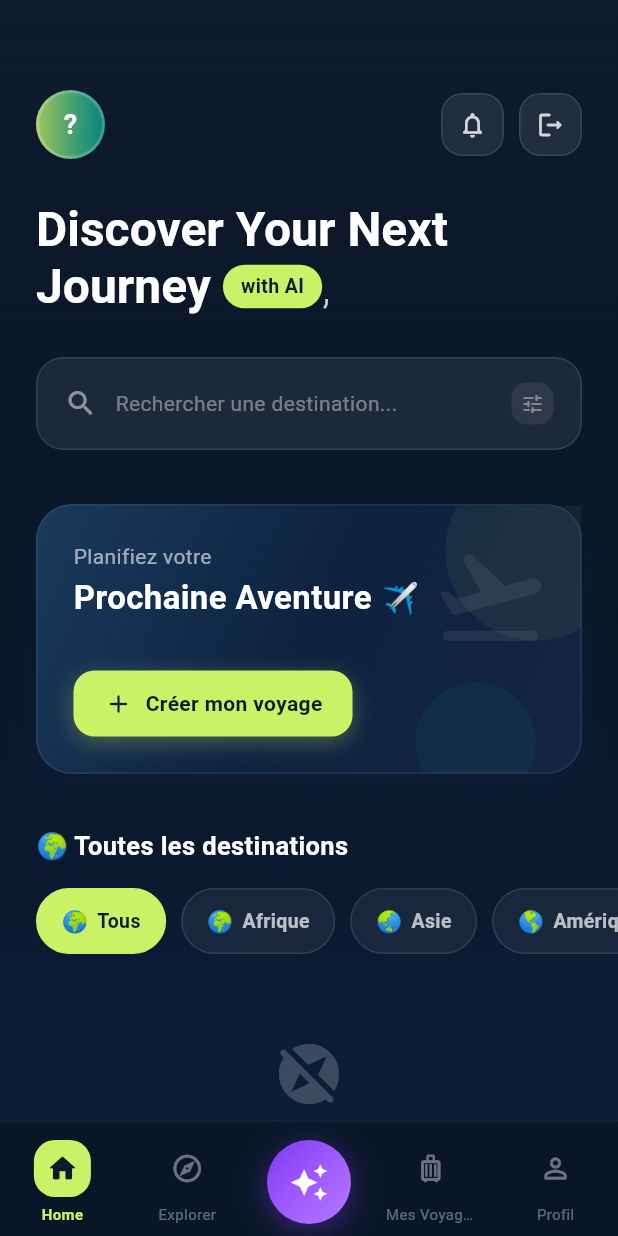
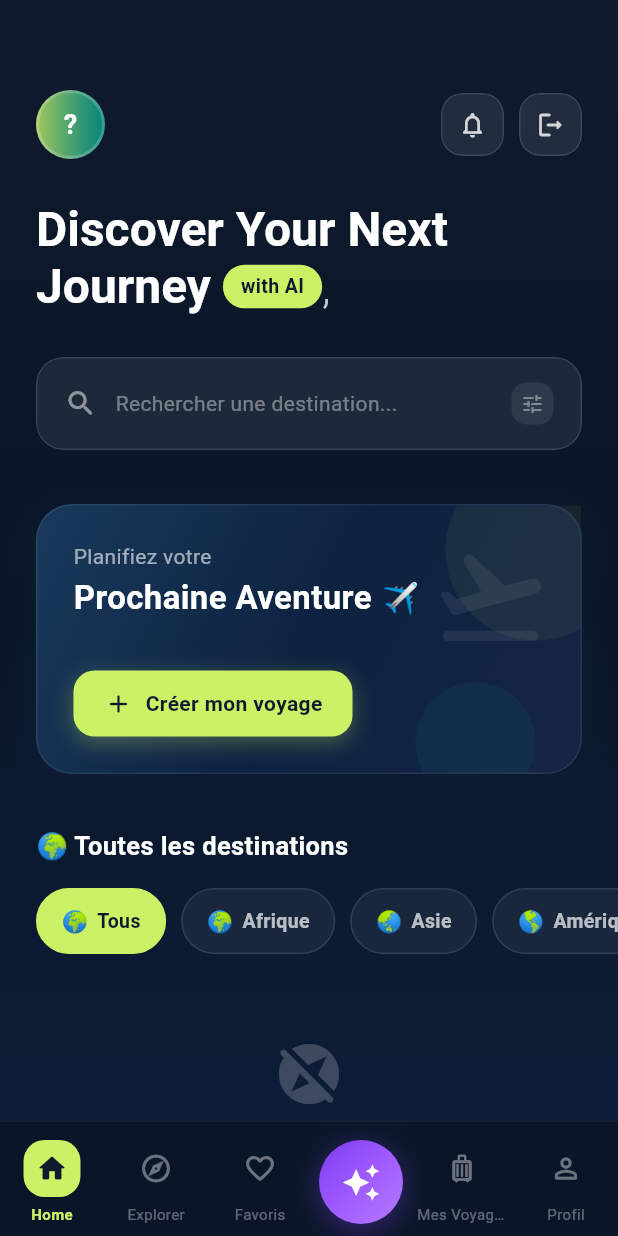
Before and after one commit to Lylouuu/-voyage_app, a Flutter app: the HomeScreen screen opened directly, on a phone screen of 412 x 824 dp. Run offline on Flutter 3.47's test engine with Material 3 defaults, Android fonts, the phone set to English and light mode, and no system bars; our stand-ins replace cached_network_image, fl_chart, flutter_dotenv, shared_preferences, supabase_flutter; accounts and stored records are empty; Roboto replaces fonts that are missing (Poppins).

Commit message:
ajout de la section favoris

```diff
--- a/lib/features/home/screens/home_screen.dart
+++ b/lib/features/home/screens/home_screen.dart
@@ -10,6 +10,7 @@ import 'package:voyage_app/features/voyage/screens/create_voyage_screen.dart';
 import 'package:voyage_app/features/voyage/screens/mes_voyages_screen.dart';
 import 'package:voyage_app/features/recommandations/screens/recommandations_screen.dart';
 import 'package:voyage_app/features/favoris/services/favoris_service.dart';
+import 'package:voyage_app/features/favoris/screens/favoris_screen.dart';
 
 class HomeScreen extends StatefulWidget {
   const HomeScreen({super.key});
@@ -1331,6 +1332,12 @@ class _HomeScreenState extends State<HomeScreen> with TickerProviderStateMixin {
             activeIcon: Icons.explore,
             label: 'Explorer',
           ),
+          _buildNavItem(
+            index: 2,
+            icon: Icons.favorite_border_rounded,
+            activeIcon: Icons.favorite_rounded,
+            label: 'Favoris',
+          ),
           _buildNavAIButton(),
           _buildNavItem(
             index: 3,
@@ -1360,6 +1367,8 @@ class _HomeScreenState extends State<HomeScreen> with TickerProviderStateMixin {
       onTap: () {
         if (index == 1) {
           Navigator.push(context, MaterialPageRoute(builder: (_) => const SearchScreen()));
+        } else if (index == 2) {
+          Navigator.push(context, MaterialPageRoute(builder: (_) => const FavorisScreen())).then((_) => _loadData());
         } else if (index == 3) {
           Navigator.push(context, MaterialPageRoute(builder: (_) => const MesVoyagesScreen()));
         } else if (index == 4) {
```
Also changed, not shown: lib/features/favoris/services/favoris_service.dart (+26 -1 lines), 2 other files.
